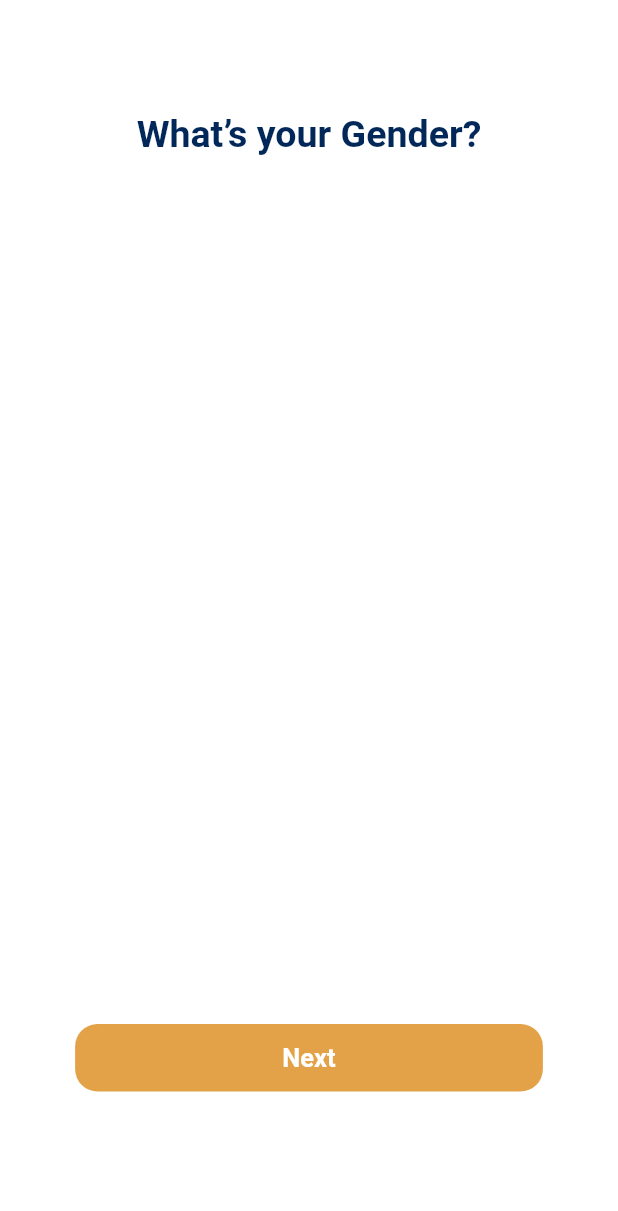
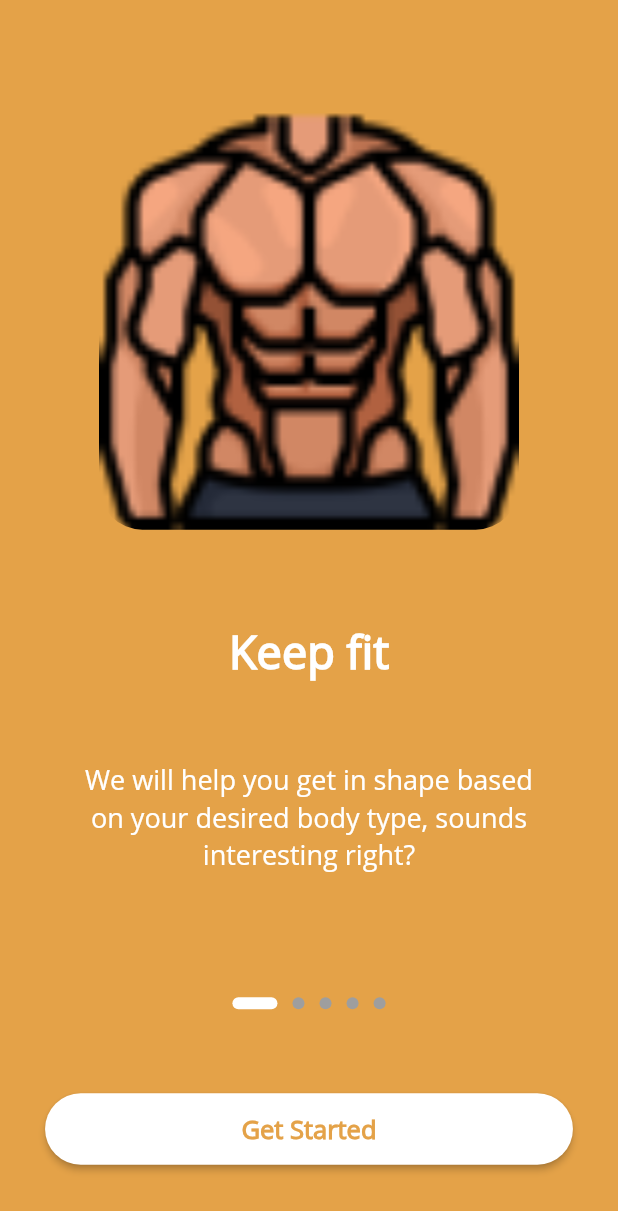
Before and after one commit to long2602/BeeFit, a Flutter app: the screen it shows after launch, on a phone screen of 412 x 824 dp. Shown: the top 1211 px of the screen. Run offline on Flutter 3.47's test engine with Material 2 defaults, Android fonts, the phone set to English and light mode, and no system bars; drawn by our look-alikes of introduction_screen; our stand-ins replace animated_splash_screen, percent_indicator; missing offline and left inert: flutter_ruler_picker.

Commit message:
Update onboarding screen and splash screen

```diff
--- a/lib/screens/OnboardingScreen.dart
+++ b/lib/screens/get_started_screen.dart
@@ -2,18 +2,17 @@ import 'package:beefit/constants/app_style.dart';
 import 'package:beefit/constants/app_ui.dart';
 import 'package:beefit/screens/OnProgressScreen.dart';
 import 'package:beefit/widgets/OnPageView.dart';
-import 'package:flutter/cupertino.dart';
 import 'package:flutter/material.dart';
 import 'package:flutter_ruler_picker/flutter_ruler_picker.dart';
 
-class OnBoardingScreen extends StatefulWidget {
-  const OnBoardingScreen({Key? key}) : super(key: key);
+class GetStartedScreen extends StatefulWidget {
+  const GetStartedScreen({Key? key}) : super(key: key);
 
   @override
-  State<OnBoardingScreen> createState() => _OnBoardingScreenState();
+  State<GetStartedScreen> createState() => _GetStartedScreenState();
 }
 
-class _OnBoardingScreenState extends State<OnBoardingScreen> {
+class _GetStartedScreenState extends State<GetStartedScreen> {
   final pageController = PageController();
   final currentController = PageController();
   var _selectedOften = 0;
--- /dev/null
+++ b/lib/screens/onboarding_screen.dart
@@ -0,0 +1,154 @@
+import 'package:beefit/constants/app_style.dart';
+import 'package:beefit/constants/app_ui.dart';
+import 'package:beefit/screens/get_started_screen.dart';
+import 'package:flutter/material.dart';
+import 'package:flutter/services.dart';
+import 'package:introduction_screen/introduction_screen.dart';
+
+class OnboardingScreen extends StatefulWidget {
+  const OnboardingScreen({Key? key}) : super(key: key);
+
+  @override
+  State<OnboardingScreen> createState() => _OnboardingScreenState();
+}
+
+class _OnboardingScreenState extends State<OnboardingScreen> {
+  @override
+  void initState() {
+    super.initState();
+    SystemChrome.setPreferredOrientations([
+      DeviceOrientation.portraitDown,
+      DeviceOrientation.portraitUp,
+    ]);
+  }
+
+  @override
+  void dispose() {
+    SystemChrome.setPreferredOrientations([
+      DeviceOrientation.portraitUp,
+      DeviceOrientation.portraitDown,
+    ]);
+    super.dispose();
+  }
+
+  @override
+  Widget build(BuildContext context) {
+    final _scale = AppUI.fontScale(context);
+    return Scaffold(
+      body: Stack(children: [
+        IntroductionScreen(
+          globalBackgroundColor: AppStyle.primaryColor,
+          pages: [
+            _slidingPages(
+                title: "Keep fit",
+                desc:
+                    "We will help you get in shape based on your desired body type, sounds interesting right?",
+                imgFile: "buildMuscle.png",
+                height: 280,
+                paddingBottom: 30),
+            _slidingPages(
+                title: "Workouts",
+                desc:
+                    "With a rich number of exercises, you will not feel bored while practicing with us",
+                imgFile: "buildMuscle.png",
+                height: 280,
+                paddingBottom: 30),
+            _slidingPages(
+                title: "Nutrition",
+                desc:
+                    "In addition, we can suggest the necessary nutrients for you to workout effectively",
+                imgFile: "buildMuscle.png",
+                height: 300,
+                paddingBottom: 15),
+            _slidingPages(
+                title: "Track your progress",
+                desc:
+                    "You can track your daily workout and nutrition to see how your progress is improving",
+                imgFile: "buildMuscle.png",
+                height: 280,
+                paddingBottom: 25),
+            _slidingPages(
+                title: "Convenient",
+                desc:
+                    "You can practice anywhere you want, at home or outdoors, depending on your choice",
+                imgFile: "buildMuscle.png",
+                height: 280,
+                paddingBottom: 15),
+          ],
+          dotsDecorator: DotsDecorator(
+              activeColor: Colors.white,
+              activeShape: RoundedRectangleBorder(
+                  borderRadius: BorderRadius.circular(10 * _scale)),
+              size: Size(8 * _scale, 8 * _scale),
+              activeSize: Size(30 * _scale, 8 * _scale),
+              spacing: EdgeInsets.all(5 * _scale)),
+          showDoneButton: false,
+          showSkipButton: false,
+          showNextButton: false,
+          isTopSafeArea: true,
+          isBottomSafeArea: true,
+          controlsMargin: EdgeInsets.only(bottom: 130 * _scale),
+        ),
+        Positioned(
+          height: 47.5 * _scale,
+          bottom: 47.5 * _scale,
+          left: 30 * _scale,
+          right: 30 * _scale,
+          child: ElevatedButton(
+            onPressed: () => Navigator.pushReplacement(
+                context, AppUI.animatedRoute(const GetStartedScreen())),
+            child: Text(
+              "Get Started",
+              style: TextStyle(
+                color: AppStyle.primaryColor,
+                fontSize: 17 * AppUI.fontScale(context),
+                fontWeight: FontWeight.w900,
+              ),
+            ),
+            style: ElevatedButton.styleFrom(
+              shape: RoundedRectangleBorder(
+                  borderRadius: BorderRadius.circular(25 * _scale)),
+              primary: Colors.white,
+            ),
+          ),
+        )
+      ]),
+    );
+  }
+
+  //The sliding pages
+  PageViewModel _slidingPages(
+      {required String title,
+      required String desc,
+      required String imgFile,
+      required double height,
+      required double paddingBottom}) {
+    final _scale = AppUI.screenScale(context);
+    return PageViewModel(
+      title: title,
+      image: ClipRRect(
+        borderRadius: BorderRadius.circular(30 * _scale),
+        child: Image.asset(
+          "assets/imgs/${imgFile}",
+          height: height,
+          fit: BoxFit.cover,
+        ),
+      ),
+      body: desc,
+      decoration: PageDecoration(
+        imagePadding: EdgeInsets.fromLTRB(
+            30 * _scale, 0, 30 * _scale, paddingBottom * _scale),
+        bodyPadding: EdgeInsets.all(30 * _scale),
+        bodyTextStyle: TextStyle(
+          fontSize: 18 * AppUI.fontScale(context),
+          color: Colors.white,
+        ),
+        titleTextStyle: TextStyle(
+          fontSize: 30 * AppUI.fontScale(context),
+          color: Colors.white,
+          fontWeight: FontWeight.bold,
+        ),
+      ),
+    );
+  }
+}
--- /dev/null
+++ b/lib/screens/splash_screen.dart
@@ -0,0 +1,20 @@
+import 'package:animated_splash_screen/animated_splash_screen.dart';
+import 'package:beefit/screens/OnProgressScreen.dart';
+import 'package:flutter/material.dart';
+
+class SplashScreen extends StatelessWidget {
+  const SplashScreen({Key? key}) : super(key: key);
+
+  @override
+  Widget build(BuildContext context) {
+    return MaterialApp(
+        title: 'Clean Code',
+        home: AnimatedSplashScreen(
+            duration: 3000,
+            splash: Icons.home,
+            nextScreen: const OnProgressScreen(),
+            splashTransition: SplashTransition.fadeTransition,
+            // pageTransitionType: PageTransitionType.scale,
+            backgroundColor: Colors.blue));
+  }
+}
```
Also changed, not shown: lib/main.dart (+24 -142 lines), pubspec.yaml (+7 -0 lines), assets/fonts/OpenSans-Regular.ttf (added), assets/imgs/bee 1.png (added), lib/screens/test.dart (deleted), pubspec.lock.
